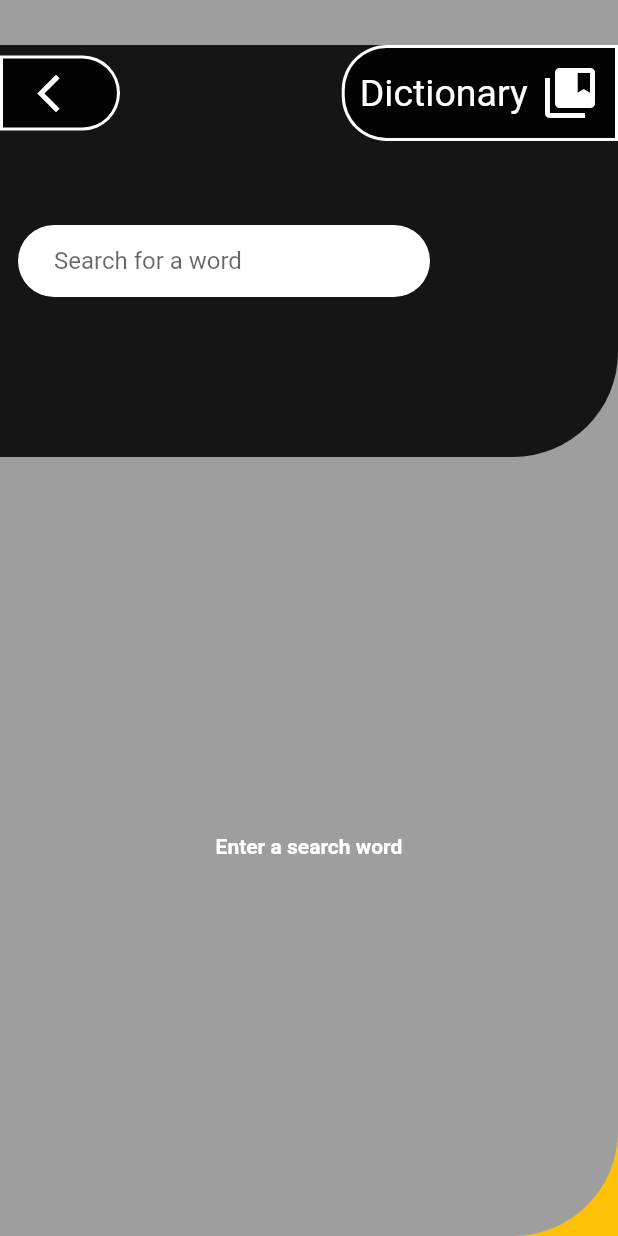
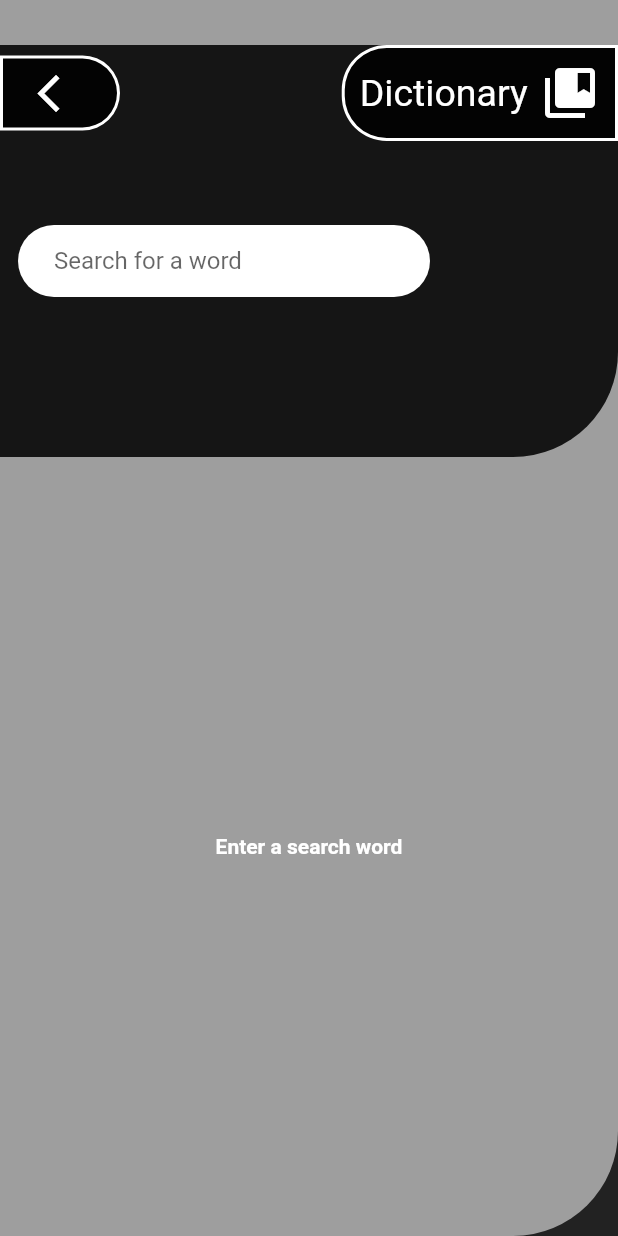
Before and after one commit to Malsaeed276/Fluictionary, a Flutter app: the screen it shows after launch, on a phone screen of 412 x 824 dp. Run offline on Flutter 3.47's test engine with Material 2 defaults, Android fonts, the phone set to English and light mode, and no system bars.

Commit message:
dictionary page is done

```diff
--- a/lib/pages/DictionaryPage/DictionaryTopPage.dart
+++ b/lib/pages/DictionaryPage/DictionaryTopPage.dart
@@ -204,7 +204,8 @@ class page extends State<DictionaryPage> {
            Expanded(
              child: Container(
                 decoration: BoxDecoration(
-                  color: Colors.amber,
+                  // for check the problem
+                //  color: Colors.amber,
                 ),
                 //margin: const EdgeInsets.all(5.0),
 
```
